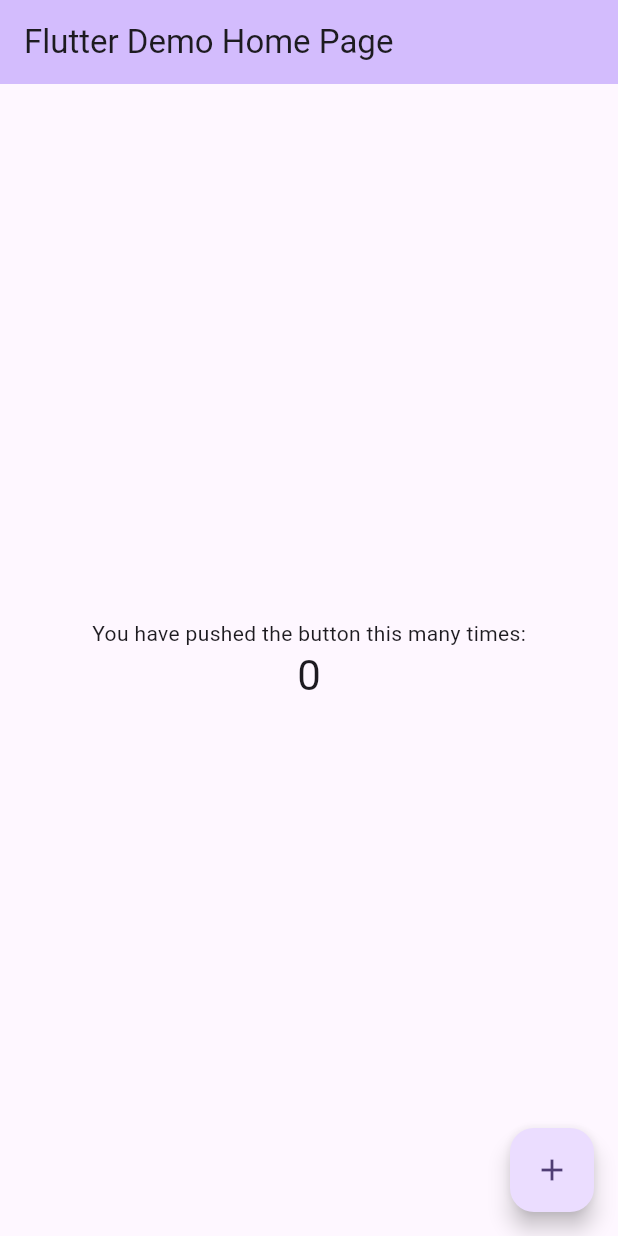
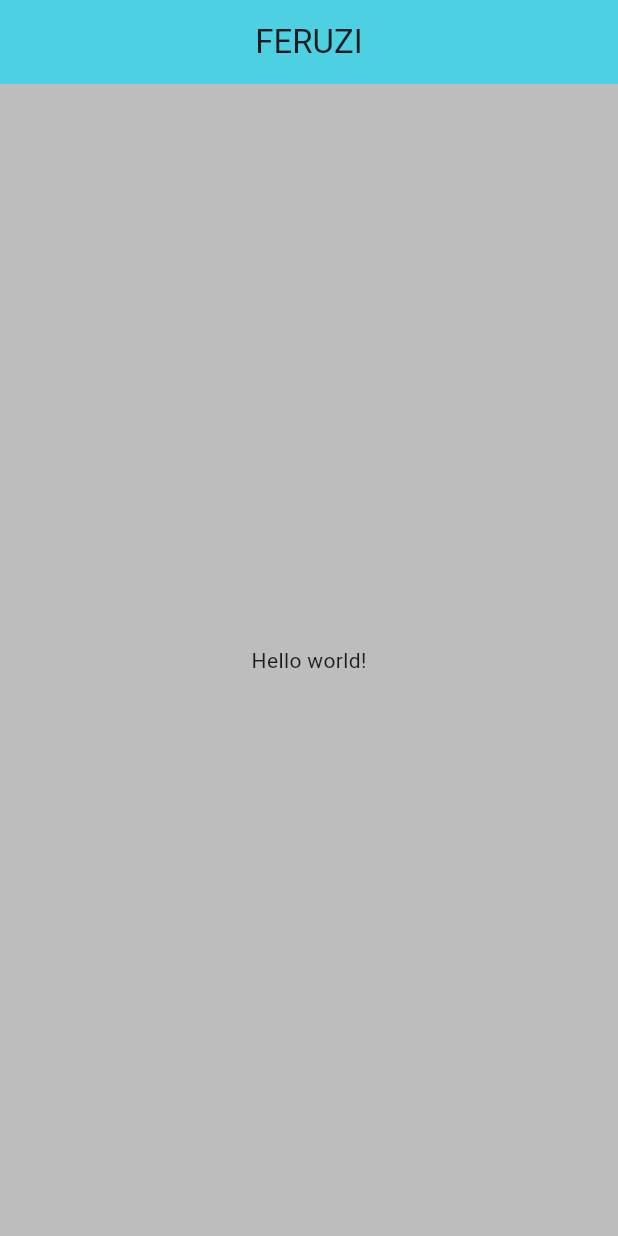
Before and after one commit to sikatenda/MyScan, a Flutter app: the screen it shows after launch, on a phone screen of 412 x 824 dp. Run offline on Flutter 3.47's test engine with Material 3 defaults, Android fonts, the phone set to English and light mode, and no system bars.

Commit message:
bigin
I am starting a new project

```diff
--- a/SCAN/scan1/lib/main.dart
+++ b/SCAN/scan1/lib/main.dart
@@ -1,125 +1,27 @@
 import 'package:flutter/material.dart';
 
 void main() {
-  runApp(const MyApp());
+  runApp(const MyWidget());
 }
 
-class MyApp extends StatelessWidget {
-  const MyApp({super.key});
+class MyWidget extends StatelessWidget {
+  const MyWidget({super.key});
 
-  // This widget is the root of your application.
   @override
   Widget build(BuildContext context) {
     return MaterialApp(
-      title: 'Flutter Demo',
-      theme: ThemeData(
-        // This is the theme of your application.
-        //
-        // TRY THIS: Try running your application with "flutter run". You'll see
-        // the application has a purple toolbar. Then, without quitting the app,
-        // try changing the seedColor in the colorScheme below to Colors.green
-        // and then invoke "hot reload" (save your changes or press the "hot
-        // reload" button in a Flutter-supported IDE, or press "r" if you used
-        // the command line to start the app).
-        //
-        // Notice that the counter didn't reset back to zero; the application
-        // state is not lost during the reload. To reset the state, use hot
-        // restart instead.
-        //
-        // This works for code too, not just values: Most code changes can be
-        // tested with just a hot reload.
-        colorScheme: ColorScheme.fromSeed(seedColor: Colors.deepPurple),
-        useMaterial3: true,
+      home: Scaffold(
+        appBar: AppBar(
+          title: const Center(
+            child: Text("FERUZI"),
+          ),
+          backgroundColor: Colors.cyan[300],
+        ),
+        body: const Center(
+          child: Text("Hello world!"),
+        ),
+        backgroundColor: Colors.grey[400],
       ),
-      home: const MyHomePage(title: 'Flutter Demo Home Page'),
     );
   }
 }
-
-class MyHomePage extends StatefulWidget {
-  const MyHomePage({super.key, required this.title});
-
-  // This widget is the home page of your application. It is stateful, meaning
-  // that it has a State object (defined below) that contains fields that affect
-  // how it looks.
-
-  // This class is the configuration for the state. It holds the values (in this
-  // case the title) provided by the parent (in this case the App widget) and
-  // used by the build method of the State. Fields in a Widget subclass are
-  // always marked "final".
-
-  final String title;
-
-  @override
-  State<MyHomePage> createState() => _MyHomePageState();
-}
-
-class _MyHomePageState extends State<MyHomePage> {
-  int _counter = 0;
-
-  void _incrementCounter() {
-    setState(() {
-      // This call to setState tells the Flutter framework that something has
-      // changed in this State, which causes it to rerun the build method below
-      // so that the display can reflect the updated values. If we changed
-      // _counter without calling setState(), then the build method would not be
-      // called again, and so nothing would appear to happen.
-      _counter++;
-    });
-  }
-
-  @override
-  Widget build(BuildContext context) {
-    // This method is rerun every time setState is called, for instance as done
-    // by the _incrementCounter method above.
-    //
-    // The Flutter framework has been optimized to make rerunning build methods
-    // fast, so that you can just rebuild anything that needs updating rather
-    // than having to individually change instances of widgets.
-    return Scaffold(
-      appBar: AppBar(
-        // TRY THIS: Try changing the color here to a specific color (to
-        // Colors.amber, perhaps?) and trigger a hot reload to see the AppBar
-        // change color while the other colors stay the same.
-        backgroundColor: Theme.of(context).colorScheme.inversePrimary,
-        // Here we take the value from the MyHomePage object that was created by
-        // the App.build method, and use it to set our appbar title.
-        title: Text(widget.title),
-      ),
-      body: Center(
-        // Center is a layout widget. It takes a single child and positions it
-        // in the middle of the parent.
-        child: Column(
-          // Column is also a layout widget. It takes a list of children and
-          // arranges them vertically. By default, it sizes itself to fit its
-          // children horizontally, and tries to be as tall as its parent.
-          //
-          // Column has various properties to control how it sizes itself and
-          // how it positions its children. Here we use mainAxisAlignment to
-          // center the children vertically; the main axis here is the vertical
-          // axis because Columns are vertical (the cross axis would be
-          // horizontal).
-          //
-          // TRY THIS: Invoke "debug painting" (choose the "Toggle Debug Paint"
-          // action in the IDE, or press "p" in the console), to see the
-          // wireframe for each widget.
-          mainAxisAlignment: MainAxisAlignment.center,
-          children: <Widget>[
-            const Text(
-              'You have pushed the button this many times:',
-            ),
-            Text(
-              '$_counter',
-              style: Theme.of(context).textTheme.headlineMedium,
-            ),
-          ],
-        ),
-      ),
-      floatingActionButton: FloatingActionButton(
-        onPressed: _incrementCounter,
-        tooltip: 'Increment',
-        child: const Icon(Icons.add),
-      ), // This trailing comma makes auto-formatting nicer for build methods.
-    );
-  }
-}
```
Also changed, not shown: SCAN/scan1/pubspec.lock (added), 8 other files.
